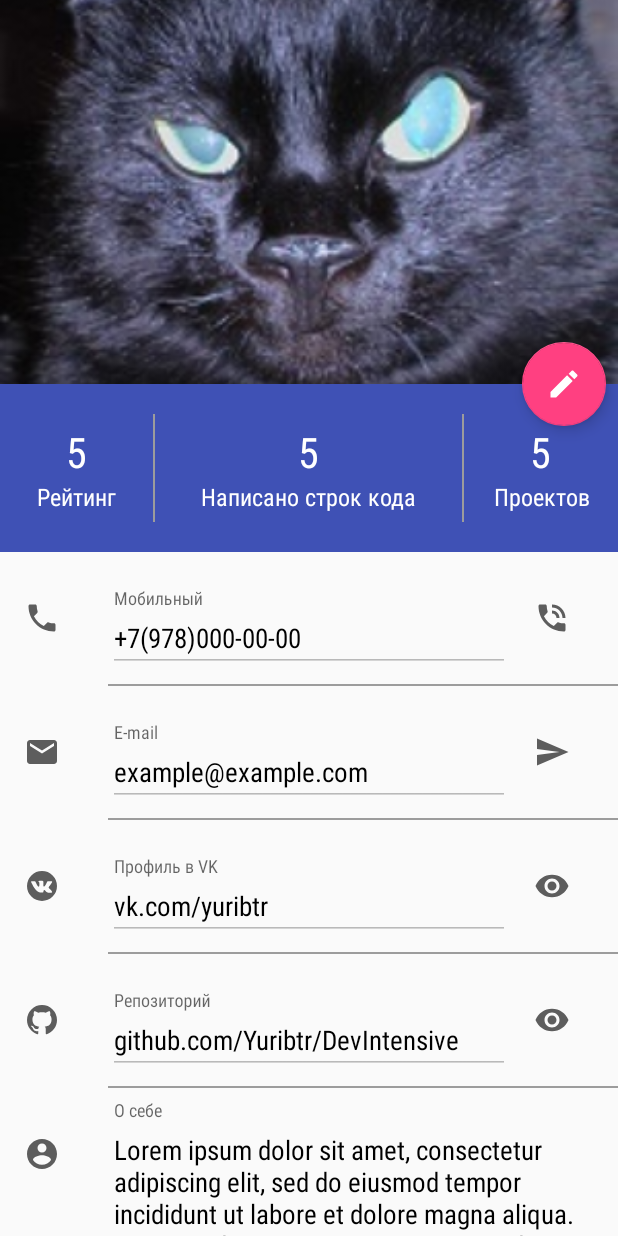
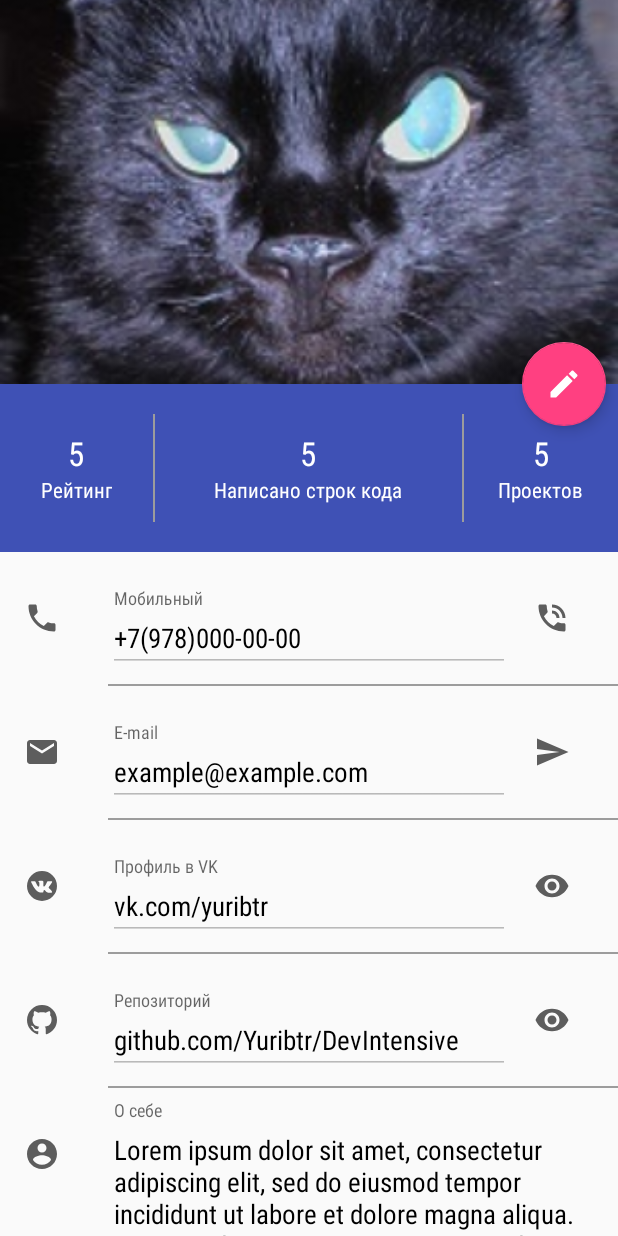
Before and after one commit to Yuribtr/DevIntensive, an Android app: the layout activity_main.xml on its own in the app's theme, with its tools: preview values and no code run, on a phone screen of 412 x 824 dp. Run offline under Robolectric (Android 15) with nearby library versions, the phone set to English and light mode, and no system bars; network calls fail.

Commit message:
1. Improved user interaction while autologin 2. Minor fixes in layouts

```diff
--- a/app/src/main/java/com/softdesign/devintensive/ui/activities/BaseActivity.java
+++ b/app/src/main/java/com/softdesign/devintensive/ui/activities/BaseActivity.java
@@ -44,4 +44,8 @@ public class BaseActivity extends AppCompatActivity{
     public void showToast (String message){
         Toast.makeText(this, message, Toast.LENGTH_LONG).show();
     }
+
+    public void showToastShort (String message){
+        Toast.makeText(this, message, Toast.LENGTH_SHORT).show();
+    }
 }
--- a/app/src/main/java/com/softdesign/devintensive/ui/behaviors/CounterViewBehavior.java
+++ b/app/src/main/java/com/softdesign/devintensive/ui/behaviors/CounterViewBehavior.java
@@ -26,7 +26,9 @@ public class CounterViewBehavior<V extends LinearLayout> extends AppBarLayout.Sc
         TypedArray a = context.obtainStyledAttributes(attrs, R.styleable.CounterViewBehavior);
         mMinUserInfoHeight = a.getDimensionPixelSize(R.styleable.CounterViewBehavior_behavior_min_height, 56);
         a.recycle();
-        mMinAppBarHeight= UiHelper.getStatusBarHeight()+UiHelper.getActionBarHeight();//80dp
+        //int StatusBarHeight = UiHelper.getStatusBarHeight();//84
+        //int ActionBarHeight = UiHelper.getActionBarHeight();//196
+        mMinAppBarHeight= UiHelper.getStatusBarHeight()+UiHelper.getActionBarHeight();//280dp
         mMaxAppBarHeight=context.getResources().getDimensionPixelSize(R.dimen.profile_image_size);//256dp
         mMaxUserInfoHeight=context.getResources().getDimensionPixelSize(R.dimen.counter_max_height);//112dp
     }
--- a/app/src/main/java/com/softdesign/devintensive/utils/ConstantManager.java
+++ b/app/src/main/java/com/softdesign/devintensive/utils/ConstantManager.java
@@ -6,6 +6,7 @@ public interface ConstantManager {
     String TAG_PREFIX="DEV ";
     String COLOR_MODE_KEY="COLOR_MODE_KEY";
     String EDIT_MODE_KEY = "EDIT_MODE_KEY";
+    String BASE_URL = "http://devintensive.softdesign-apps.ru/";
 
     String USER_PHONE_KEY="USER_PHONE_KEY";
     String USER_MAIL_KEY="USER_MAIL_KEY";
--- a/app/src/main/java/com/softdesign/devintensive/utils/UiHelper.java
+++ b/app/src/main/java/com/softdesign/devintensive/utils/UiHelper.java
@@ -9,9 +9,13 @@ public class UiHelper {
 
     public static int getStatusBarHeight(){
         int result = 0;
-        int resourceID = mContext.getResources().getIdentifier("status_bar_height", "dimen", "android");
-        if (resourceID>0) {
-            result=mContext.getResources().getDimensionPixelSize(resourceID);
+        try {
+            int resourceID = mContext.getResources().getIdentifier("status_bar_height", "dimen", "android");
+            if (resourceID > 0) {
+                result = mContext.getResources().getDimensionPixelSize(resourceID);
+            }
+        } catch (Exception e){
+
         }
         return result;
     }
--- a/app/src/main/res/menu/drawer_menu.xml
+++ b/app/src/main/res/menu/drawer_menu.xml
@@ -4,10 +4,9 @@
     <item android:id="@+id/user_profile_menu"
           android:checkable="true"
           android:icon="@drawable/ic_account_circle_black_24dp"
-          android:title="Мой профиль"/>
-
+          android:title="@string/my_profile_mi"/>
     <item android:id="@+id/team_menu"
           android:icon="@drawable/ic_people_black_24dp"
-          android:title="Команда"/>
+          android:title="@string/my_team_im"/>
 </group>
 </menu>
--- a/app/src/main/res/values/strings.xml
+++ b/app/src/main/res/values/strings.xml
@@ -39,4 +39,6 @@
     <string name="error_photo_update_message">Ошибка загрузки фото на сервер (404)</string>
     <string name="error_token_message">Сохраненные данны входа устарели, войдите с паролем</string>
     <string name="success_token_message">Сохраненные логин и токен действительны</string>
+    <string name="my_profile_mi">Мой профиль</string>
+    <string name="my_team_im">Команда</string>
 </resources>
--- a/app/src/main/res/values/styles.xml
+++ b/app/src/main/res/values/styles.xml
@@ -51,12 +51,12 @@
         <item name="android:textColor">@color/white</item>
         <item name="android:fontFamily">sans-serif-condensed</item>
         <item name="android:gravity">center</item>
-        <item name="android:textSize">16sp</item>
+        <item name="android:textSize">14sp</item>
 
     </style>
 
     <style name="headText.big" parent="headText">
-        <item name="android:textSize">28sp</item>
+        <item name="android:textSize">22sp</item>
     </style>
 
     <style name="headContainer">
```
Also changed, not shown: app/src/main/java/com/softdesign/devintensive/ui/activities/AuthActivity.java (+20 -4 lines), app/src/main/java/com/softdesign/devintensive/ui/activities/MainActivity.java (+26 -5 lines).
